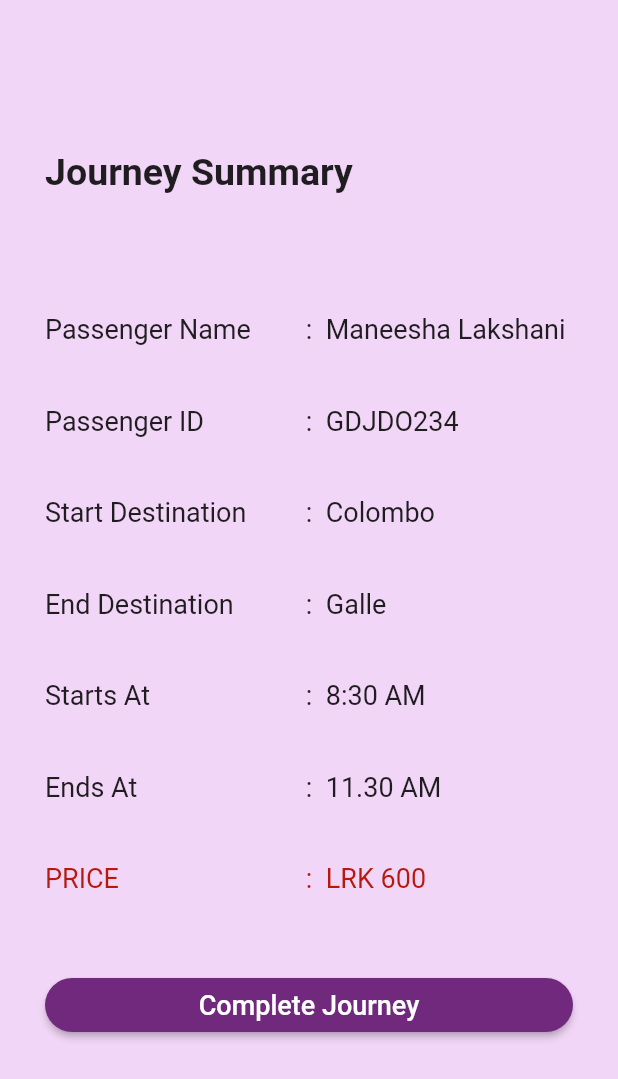
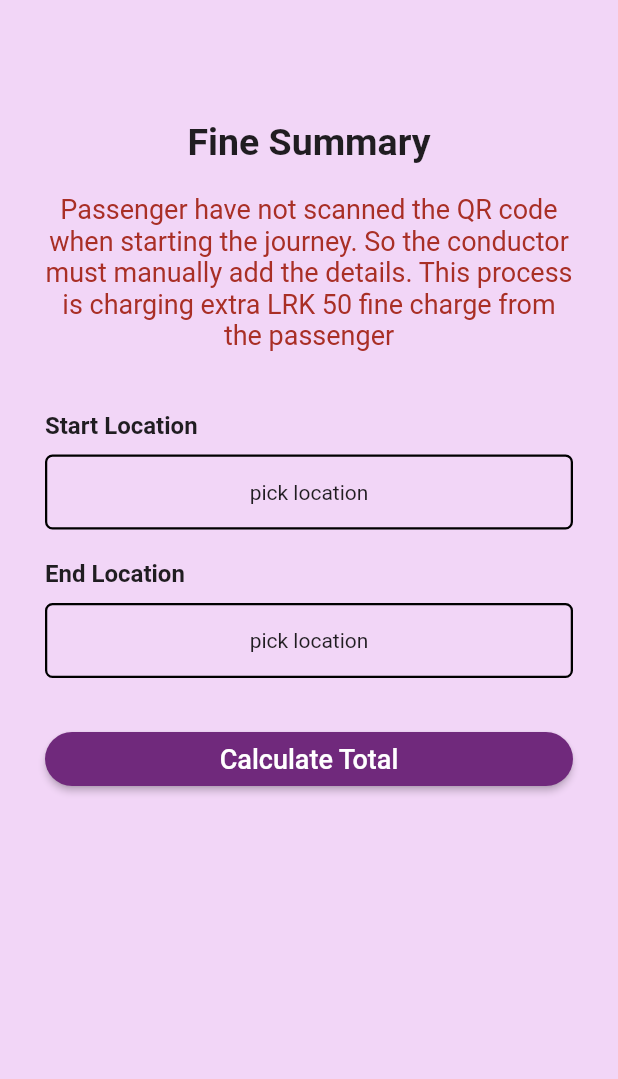
Before and after one commit to maneeshalakshani/RouteReady, a Flutter app: the MainView screen opened by its route, after a tap on "Scan the QR code", on a phone screen of 412 x 824 dp. Shown: the top 1079 px of the screen. Run offline on Flutter 3.47's test engine with Material 2 defaults, Android fonts, the phone set to English and light mode, and no system bars; our stand-ins replace auto_route, flutter_hooks, flutter_mobx, mobx, permission_handler; missing offline and left inert: open_street_map_search_and_pick, qrscan; generated files the repository leaves out were written again.

Commit message:
feat: fine calculations

```diff
--- a/lib/consts.dart
+++ b/lib/consts.dart
@@ -7,3 +7,7 @@ const double DEFAULT_TITLE_SIZE = 20.0;
 const double DEFAULT_BIG_TITLE_SIZE = 45.0;
 const double DEFAULT_NORMAL_TITLE_SIZE = 25.0;
 const double BUTTON_TEXT_SIZE = 18.0;
+
+const int FINE_CHARGE = 50;
+
+const PRICE_PER_METER = 2;
--- /dev/null
+++ b/lib/pages/fine/fine_view.dart
@@ -0,0 +1,132 @@
+import 'package:auto_route/auto_route.dart';
+import 'package:flutter/material.dart';
+import 'package:flutter_hooks/flutter_hooks.dart';
+import 'package:flutter_mobx/flutter_mobx.dart';
+import 'package:route_ready/components/round_button.dart';
+import 'package:route_ready/consts.dart';
+import 'package:route_ready/pages/fine/fine_state.dart';
+import 'package:route_ready/pages/fine/fine_summary.dart';
+import 'package:route_ready/pages/fine/locationCalculator.dart';
+import 'package:route_ready/pages/fine/location_picker.dart';
+import 'package:open_street_map_search_and_pick/open_street_map_search_and_pick.dart';
+
+class FineView extends HookWidget {
+  const FineView({
+    Key? key,
+  }) : super(key: key);
+
+
+  @override
+  Widget build(BuildContext context) {
+    // double height = MediaQuery.of(context).size.height;
+    double width = MediaQuery.of(context).size.width;
+    // String startLocation = "";
+    // String endLocation = "";
+    Location location1 = Location(latitude: 40.7128, longitude: -74.0060);; // New York City
+    Location location2 = Location(latitude: 40.7128, longitude: -74.0060);;
+
+    FineStore store = FineStore();
+
+    return Scaffold(
+      backgroundColor: APP_COLOR,
+      body: SingleChildScrollView(
+        child: Container(
+          margin: const EdgeInsets.only(top: 80, left: 30, right: 30),
+          child: Column(
+            children: [
+              const Text(
+                "Fine Summary",
+                style: TextStyle(
+                  fontSize: 25.0,
+                  fontWeight: FontWeight.bold,
+                ),
+              ),
+              Padding(
+                padding: const EdgeInsets.symmetric(vertical: 20.0),
+                child: Text(
+                  "Passenger have not scanned the QR code when starting the journey. So the conductor must manually add the details. This process is charging extra LRK $FINE_CHARGE fine charge from the passenger",
+                  textAlign: TextAlign.center,
+                  style: TextStyle(
+                    color: const Color.fromARGB(255, 169, 47, 38),
+                    fontSize: 18.0,
+                  ),
+                ),
+              ),
+              LocationPicker(
+                label: "Start Location",
+                onTap: (){
+                  showDialog(
+                    context: context,
+                    builder: (BuildContext context){
+                      return Dialog(
+                        shape: RoundedRectangleBorder(
+                          borderRadius: BorderRadius.circular(16),
+                        ),
+                        elevation: 0,
+                        backgroundColor: Colors.transparent,
+                        child: OpenStreetMapSearchAndPick(
+                          onPicked: (pickedData){
+                            store.setLatLoc1(loc1lat: pickedData.latLong.latitude);
+                            store.setLonLoc1(loc1lon: pickedData.latLong.longitude);
+                            location1 = Location(latitude: store.loc1lat!, longitude: store.loc1lon!);
+                            context.popRoute();
+                          },
+                          center: LatLong(5, 80),
+                          buttonColor: DARK_PURPLE,
+                          buttonText: 'Set Current Location',
+                        ),
+                      );
+                    }
+                  );
+                },
+              ),
+              LocationPicker(
+                label: "End Location",
+                onTap: (){
+                  showDialog(
+                    context: context,
+                    builder: (BuildContext context){
+                      return Dialog(
+                        shape: RoundedRectangleBorder(
+                          borderRadius: BorderRadius.circular(16),
+                        ),
+                        elevation: 0,
+                        backgroundColor: Colors.transparent,
+                        child: OpenStreetMapSearchAndPick(
+                          onPicked: (pickedData){
+                            store.setLatLoc2(loc2lat: pickedData.latLong.latitude);
+                            store.setLonLoc2(loc2lon: pickedData.latLong.longitude);
+                            location2 = Location(latitude: store.loc2lat!, longitude: store.loc2lon!);
+                            context.popRoute();
+                          },
+                          center: LatLong(23, 89),
+                          buttonColor: DARK_PURPLE,
+                          buttonText: 'Set Current Location',
+                        ),
+                      );
+                    }
+                  );
+                },
+              ),
+              RoundButton(
+                text: "Calculate Total",
+                btnWidth: width,
+                onPressed: (){
+                  double distance = calculateDistance(location1, location2);
+                  double total = priceCalculatorForDistance(distance: distance);
+                  store.setTotalPrice(totalPrice: total);
+                  store.setShowSummary(showSummary: true);
+                },
+              ),
+              Observer(
+                builder: (context){
+                  return store.showSummary ? FineSummary(store: store,) : SizedBox();
+                },
+              )
+            ],
+          ),
+        ),
+      ),
+    );
+  }
+}
--- /dev/null
+++ b/lib/pages/fine/locationCalculator.dart
@@ -0,0 +1,36 @@
+import 'dart:math';
+
+import 'package:route_ready/consts.dart';
+
+class Location {
+  double latitude;
+  double longitude;
+
+  Location({required this.latitude, required this.longitude});
+}
+
+double calculateDistance(Location location1, Location location2) {
+  const double earthRadius = 6371; // Radius of the Earth in kilometers
+
+  // Convert latitude and longitude from degrees to radians
+  double lat1 = location1.latitude * (pi / 180);
+  double lon1 = location1.longitude * (pi / 180);
+  double lat2 = location2.latitude * (pi / 180);
+  double lon2 = location2.longitude * (pi / 180);
+
+  // Haversine formula
+  double dLat = lat2 - lat1;
+  double dLon = lon2 - lon1;
+  double a = sin(dLat / 2) * sin(dLat / 2) +
+      cos(lat1) * cos(lat2) * sin(dLon / 2) * sin(dLon / 2);
+  double c = 2 * atan2(sqrt(a), sqrt(1 - a));
+  double distance = earthRadius * c; // Distance in kilometers
+
+  return distance;
+}
+
+double priceCalculatorForDistance({required double distance}){
+  double roundedDistance = distance.round().toDouble();
+  double total = roundedDistance * PRICE_PER_METER;
+  return total;
+}
--- /dev/null
+++ b/lib/pages/fine/location_picker.dart
@@ -0,0 +1,60 @@
+import 'package:flutter/material.dart';
+import 'package:flutter_hooks/flutter_hooks.dart';
+
+class LocationPicker extends HookWidget {
+  const LocationPicker({
+    Key? key,
+    required this.label,
+    required this.onTap,
+  }) : super(key: key);
+  final String label;
+  final void Function()? onTap;
+
+
+  @override
+  Widget build(BuildContext context) {
+    // double height = MediaQuery.of(context).size.height;
+    double width = MediaQuery.of(context).size.width;
+    String startLocation = "pick location";
+    // String endLocation = "";
+
+    return InkWell(
+      onTap: onTap,
+      child: Container(
+        margin: const EdgeInsets.only(top: 20.0),
+        child: Column(
+          crossAxisAlignment: CrossAxisAlignment.start,
+          children: [
+            Padding(
+              padding: const EdgeInsets.only(bottom: 10.0),
+              child: Text(
+                label,
+                style: const TextStyle(
+                  fontSize: 16.0,
+                  fontWeight: FontWeight.bold,
+                ),
+              ),
+            ),
+            Container(
+                    width: width,
+                    height: 50,
+                    decoration: BoxDecoration(
+                      border: Border.all(
+                        width: 1.5,
+                      ),
+                      borderRadius: const BorderRadius.all(Radius.circular(5.0)),
+                    ),
+                    child: Center(
+                      child: Text(
+                        startLocation,
+                        textAlign: TextAlign.center,
+                        style: const TextStyle(),
+                      ),
+                    ),
+                  ),
+          ],
+        ),
+      ),
+    );
+  }
+}
--- a/lib/pages/main/main_view.dart
+++ b/lib/pages/main/main_view.dart
@@ -45,7 +45,8 @@ class MainView extends HookWidget {
                   checkCameraPermission().then((value) async{
                     String? cameraScanResult = await scanner.scan();
                     print("RESULT>>> $cameraScanResult");
-                    context.router.push(const ScannerDetailRoute());
+                    // context.router.push(const ScannerDetailRoute());
+                    context.router.push(const FineRoute());
                   });
                 },
               )
--- a/lib/routes/routes.dart
+++ b/lib/routes/routes.dart
@@ -1,4 +1,5 @@
 import 'package:auto_route/auto_route.dart';
+import 'package:route_ready/pages/fine/fine_view.dart';
 import 'package:route_ready/pages/main/main_view.dart';
 import 'package:route_ready/pages/scanner_detail/scanner_detail_view.dart';
 import 'package:route_ready/pages/welcome/welcome_view.dart';
@@ -12,6 +13,7 @@ import 'package:route_ready/pages/welcome/welcome_view.dart';
     MaterialRoute(page: WelcomeView, initial: true),
     MaterialRoute(page: MainView),
     MaterialRoute(page: ScannerDetailView),
+    MaterialRoute(page: FineView),
   ],
 )
 class $AppRouter {}
--- a/pubspec.yaml
+++ b/pubspec.yaml
@@ -37,6 +37,7 @@ dependencies:
   flutter_hooks: 0.18.5+1
   qrscan: ^0.3.3
   permission_handler: ^11.0.1
+  open_street_map_search_and_pick: ^0.1.0
 
 
 
```
Also changed, not shown: lib/pages/fine/fine_state.dart (added, +58 -0 lines), lib/pages/fine/fine_summary.dart (added, +37 -0 lines), lib/pages/fine/fine_state.g.dart (added), lib/routes/routes.gr.dart, pubspec.lock.
